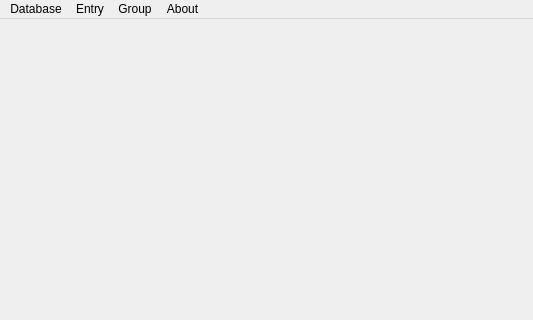
Old version of the form src/resources/views/main.ui in the repository VladZodchey/lockandkey; both pictures show x 0 to 533 and y 0 to 320 of the 533 by 462 pixel window.
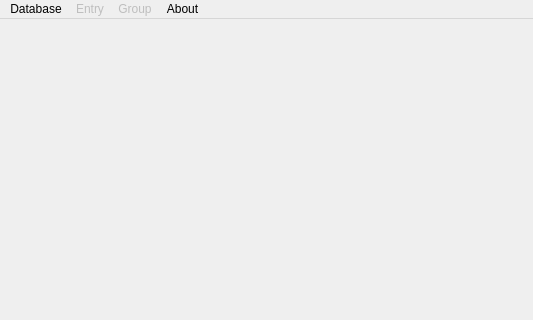
New version of the form.

Diff of the .ui file:
```diff
--- a/src/resources/views/main.ui
+++ b/src/resources/views/main.ui
@@ -41,6 +41,9 @@
     <addaction name="actionLog_out"/>
    </widget>
    <widget class="QMenu" name="menuEntry">
+    <property name="enabled">
+     <bool>false</bool>
+    </property>
     <property name="title">
      <string>Entry</string>
     </property>
@@ -58,6 +61,9 @@
     <addaction name="actionInfo"/>
    </widget>
    <widget class="QMenu" name="menuGroup">
+    <property name="enabled">
+     <bool>false</bool>
+    </property>
     <property name="title">
      <string>Group</string>
     </property>
```
Left out of the diff: 41 changed lines with no effect on the pictures.
